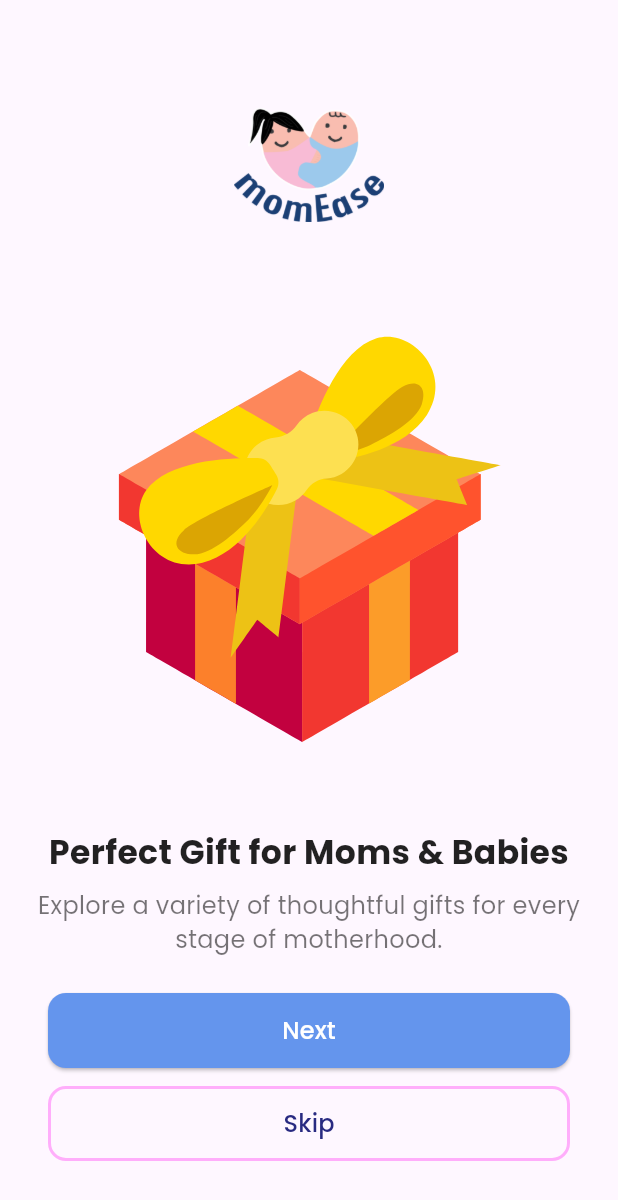
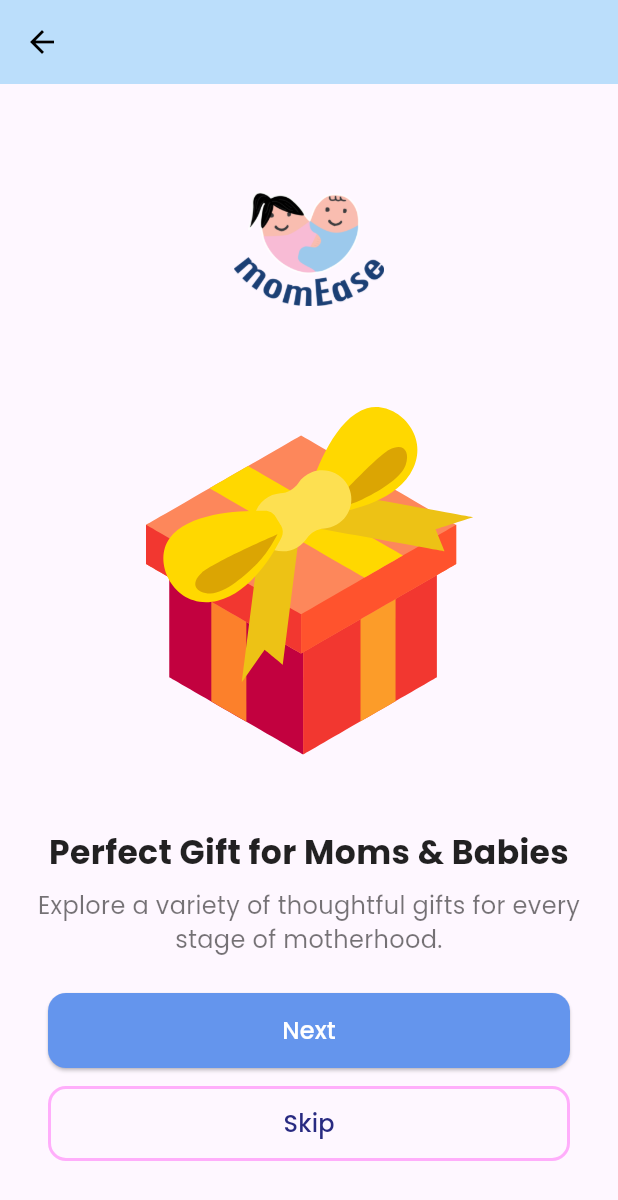
Before and after one commit to alicialisal/VisPro_ClassAssignment_AdvancedNavigation, a Flutter app: the screen it shows after launch, after a tap on "Next", on a phone screen of 412 x 824 dp. Shown: the top 1200 px of the screen. Run offline on Flutter 3.47's test engine with Material 3 defaults, Android fonts, the light colour scheme and no system bars; our stand-ins replace google_fonts, lottie.

Commit message:
commit lg

```diff
--- a/codelabs_101/lib/app.dart
+++ b/codelabs_101/lib/app.dart
@@ -1,13 +1,18 @@
+import 'package:codelabs_101/login.dart';
 import 'package:codelabs_101/onboarding1.dart';
+import 'package:codelabs_101/onboarding2.dart';
+import 'package:codelabs_101/onboarding3.dart';
 import 'package:flutter/material.dart';
 import 'package:google_fonts/google_fonts.dart';
 
 import 'backdrop.dart';
+import 'cart.dart';
 import 'category_menu_page.dart';
 import 'colors.dart';
 import 'detail_page.dart';
 import 'home.dart';
 import 'model/products.dart';
+import 'profile.dart';
 import 'supplemental/cut_corners_border.dart';
 
 class MomEaseApp extends StatefulWidget {
@@ -18,18 +23,31 @@ class MomEaseApp extends StatefulWidget {
 }
 
 class _MomEaseAppState extends State<MomEaseApp> {
-  // const MomEaseApp({Key? key}) : super(key: key);
+  int _currentIndex = 0; // Index untuk Bottom Navigation
   Category _currentCategory = Category.all;
+
+  // Daftar halaman untuk Bottom Navigation
+  final List<Widget> _pages = [
+    const HomePage(), // Halaman Home
+    CartPage(), // Halaman Cart
+    ProfilePage(), // Halaman Profile
+  ];
 
   @override
   Widget build(BuildContext context) {
     return MaterialApp(
       title: 'momEase',
-      initialRoute: '/login',
+      initialRoute: '/onboardingscreen1',
       routes: {
-        '/login': (BuildContext context) => const OnboardingScreen(),
+        '/onboardingscreen1': (BuildContext context) => const OnboardingScreen(),
+        '/onboardingscreen2': (BuildContext context) => const Onboarding2Screen(),
+        '/onboardingscreen3': (BuildContext context) => const Onboarding3Screen(),
+        '/login': (BuildContext context) => const LoginPage(),
+        '/homepage': (BuildContext context) => const HomePage(),
+        '/cart': (BuildContext context) => const CartPage(),
+        '/profile': (BuildContext context) => const ProfilePage(),
         // TODO: Change to a Backdrop with a HomePage frontLayer (104)
-        '/': (BuildContext context) => Backdrop(
+        '/backdrop': (BuildContext context) => Backdrop(
              currentCategory: _currentCategory,
              // TODO: Pass_currentCategory for frontLayer (104)
              frontLayer: HomePage(category: _currentCategory),
@@ -49,6 +67,34 @@ class _MomEaseAppState extends State<MomEaseApp> {
         ),
       },
       theme: _kShrineTheme,
+      // home: Scaffold(
+      //   body: IndexedStack(
+      //     index: _currentIndex,
+      //     children: _pages,
+      //   ),
+      //   bottomNavigationBar: BottomNavigationBar(
+      //     currentIndex: _currentIndex,
+      //     onTap: (index) {
+      //       setState(() {
+      //         _currentIndex = index;
+      //       });
+      //     },
+      //     items: const [
+      //       BottomNavigationBarItem(
+      //         icon: Icon(Icons.home),
+      //         label: 'Home',
+      //       ),
+      //       BottomNavigationBarItem(
+      //         icon: Icon(Icons.shopping_cart),
+      //         label: 'Cart',
+      //       ),
+      //       BottomNavigationBarItem(
+      //         icon: Icon(Icons.person),
+      //         label: 'Profile',
+      //       ),
+      //     ],
+      //   ),
+      // ),
     );
   }
   /// Function to call when a [Category] is tapped.
--- a/codelabs_101/lib/main.dart
+++ b/codelabs_101/lib/main.dart
@@ -1,5 +1,5 @@
-import 'package:flutter/material.dart';
+  import 'package:flutter/material.dart';
 
-import 'app.dart';
+  import 'app.dart';
 
-void main() => runApp(const MomEaseApp());
+  void main() => runApp(const MomEaseApp());
--- a/codelabs_101/lib/onboarding2.dart
+++ b/codelabs_101/lib/onboarding2.dart
@@ -12,6 +12,15 @@ class Onboarding2Screen extends StatelessWidget {
   @override
   Widget build(BuildContext context) {
     return Scaffold(
+      appBar: AppBar(
+        elevation: 0,
+        leading: IconButton(
+          icon: const Icon(Icons.arrow_back, color: Colors.black),
+          onPressed: () {
+            Navigator.pop(context);
+          },
+        ),
+      ),
       // backgroundColor: const Color.fromARGB(255, 255, 255, 255),
       body: SafeArea(
         child: Column(
```
Also changed, not shown: codelabs_101/lib/cart.dart (added, +41 -0 lines), codelabs_101/lib/home.dart (+26 -13 lines), codelabs_101/lib/login.dart (+10 -1 lines), codelabs_101/lib/onboarding3.dart (+9 -0 lines), codelabs_101/lib/profile.dart (added, +41 -0 lines).
